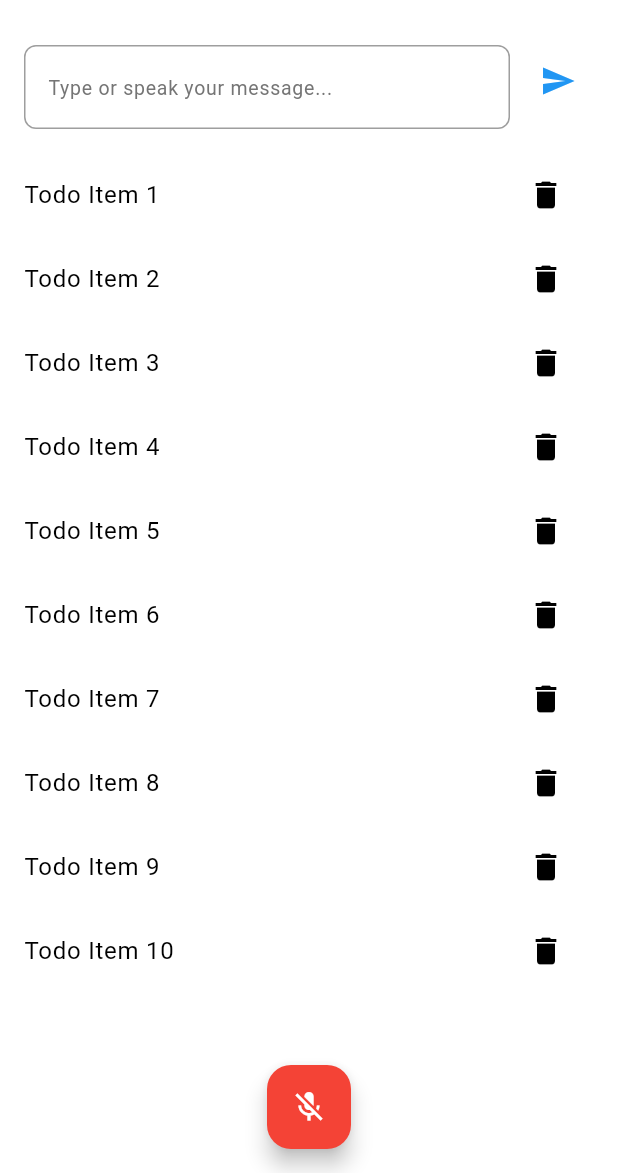
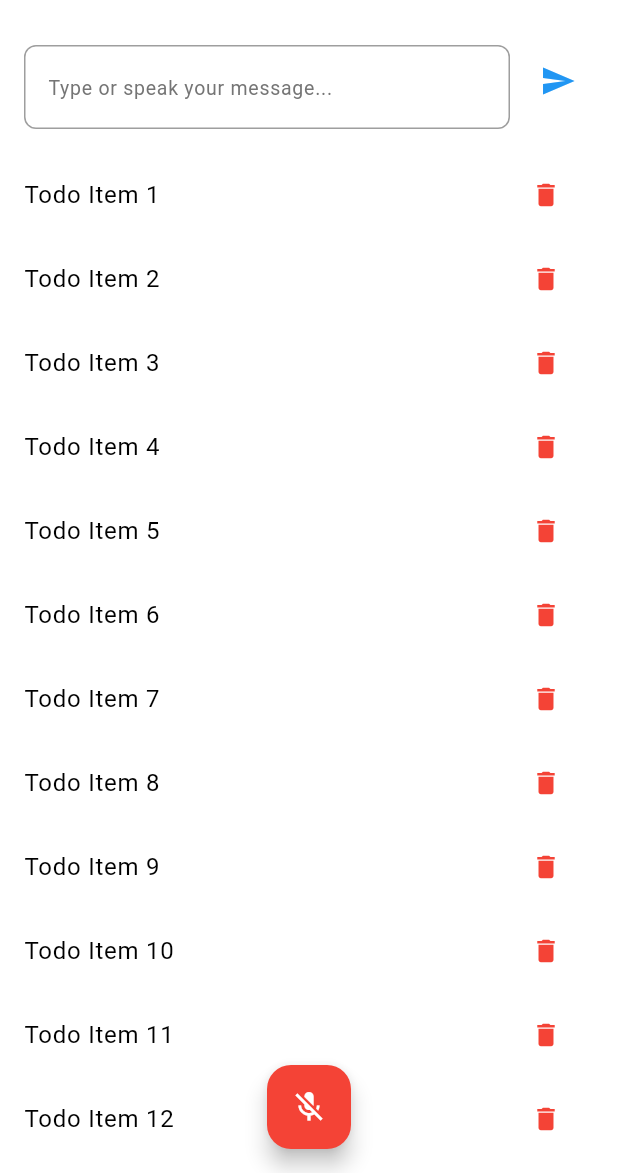
Before and after one commit to abeshahsan/voice_reminder, a Flutter app: the screen it shows after launch, on a phone screen of 412 x 824 dp, the part 63-1236 px from its top. Run offline on Flutter 3.47's test engine with Material 3 defaults, Android fonts, the phone set to English and light mode, and no system bars; our stand-ins replace bloc, flutter_bloc, speech_to_text.

Commit message:
fix: changed delete icon color and size

```diff
--- a/lib/components/todo_list.dart
+++ b/lib/components/todo_list.dart
@@ -6,12 +6,13 @@ class TodoList extends StatelessWidget {
   @override
   Widget build(BuildContext context) {
     return ListView.builder(
-      itemCount: 10, // Replace with your actual todo count
+      itemCount: 12, // Replace with your actual todo count
       itemBuilder: (context, index) {
         return ListTile(
           title: Text('Todo Item ${index + 1}'),
           trailing: IconButton(
-            icon: Icon(Icons.delete),
+            icon: Icon(Icons.delete, size: 20.0),
+            color: Colors.red,
             onPressed: () {
               // Handle delete action
             },
```
